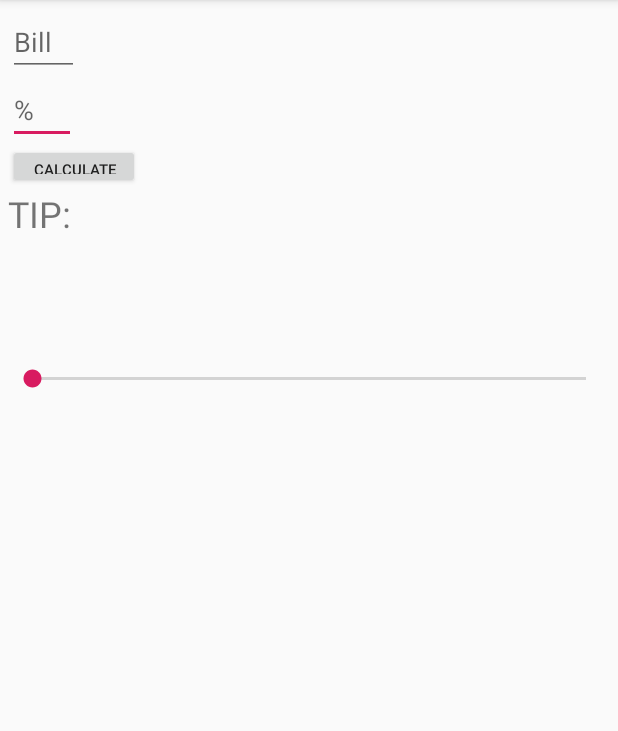
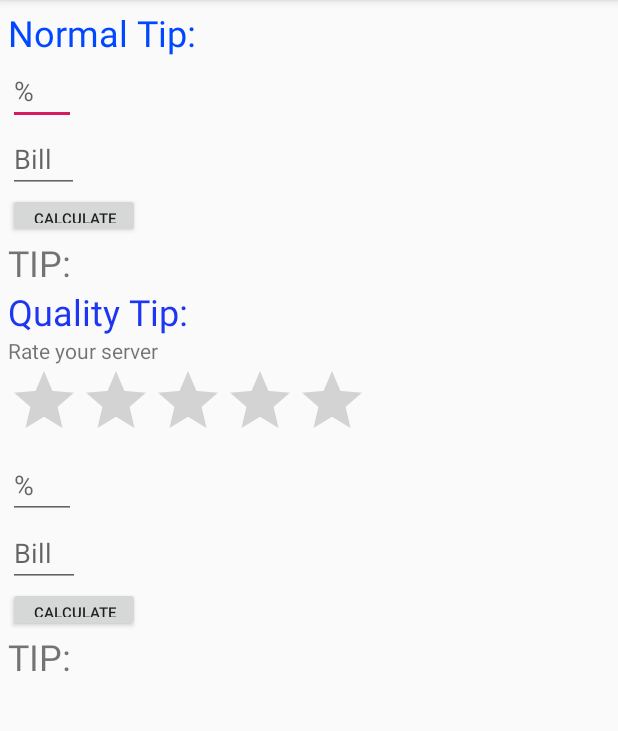
Before and after one commit to cameronchiu/MyTippApp2, an Android app: the screen it shows after launch (MainActivity), on a phone screen of 412 x 824 dp, the part 84-815 px from its top. Run offline under Robolectric (Android 15) with nearby library versions, the phone set to English and light mode, and no system bars.

Commit message:
All functional w/ display quirks

```diff
--- a/app/src/main/java/com/example/mytippapp2/MainActivity.java
+++ b/app/src/main/java/com/example/mytippapp2/MainActivity.java
@@ -5,6 +5,7 @@ import androidx.appcompat.app.AppCompatActivity;
 import android.os.Bundle;
 import android.view.View;
 import android.widget.EditText;
+import android.widget.RatingBar;
 import android.widget.TextView;
 
 import java.text.DecimalFormat;
@@ -33,4 +34,18 @@ public class MainActivity extends AppCompatActivity {
         textViewTipOutput.setText(""+df.format(tip));
 
     }
+
+    public void calculateQualityTip(View v){
+        TextView textViewTipOutput2 = (TextView)findViewById(R.id.textViewTipOutput2);
+        EditText bill2 = (EditText) findViewById(R.id.editText2);
+        EditText percentage2 = (EditText) findViewById(R.id.editTextPercentage2);
+        RatingBar ratingBar = (RatingBar) findViewById(R.id.ratingBar);
+
+        double Bill2 = Double.parseDouble(bill2.getText().toString());
+        double Percentage2 = Double.parseDouble(percentage2.getText().toString());
+        double tip = 0;
+        double extra = ratingBar.getRating();
+        tip = Percentage2*.01*Bill2+extra;
+        textViewTipOutput2.setText(""+df.format(tip));
+    }
 }
--- a/app/src/main/res/layout/activity_main.xml
+++ b/app/src/main/res/layout/activity_main.xml
@@ -10,11 +10,11 @@
 
     <GridLayout
         android:layout_width="match_parent"
-        android:layout_height="256dp"
+        android:layout_height="742dp"
         android:orientation="vertical">
 
         <EditText
-            android:id="@+id/editTextPercentage"
+            android:id="@+id/editTextPercentage2"
             android:layout_width="45dp"
             android:layout_height="wrap_content"
             android:layout_row="1"
@@ -24,10 +24,20 @@
             android:inputType="numberDecimal" />
 
         <EditText
+            android:id="@+id/editTextPercentage"
+            android:layout_width="45dp"
+            android:layout_height="wrap_content"
+            android:layout_row="8"
+            android:layout_column="0"
+            android:ems="10"
+            android:hint="%"
+            android:inputType="numberDecimal" />
+
+        <EditText
             android:id="@+id/editTextBill"
             android:layout_width="47dp"
             android:layout_height="wrap_content"
-            android:layout_row="0"
+            android:layout_row="2"
             android:layout_column="0"
             android:ems="10"
             android:hint="Bill"
@@ -37,7 +47,7 @@
             android:id="@+id/textViewTIP"
             android:layout_width="wrap_content"
             android:layout_height="wrap_content"
-            android:layout_row="3"
+            android:layout_row="4"
             android:layout_column="0"
             android:text="TIP:"
             android:textSize="24sp" />
@@ -46,26 +56,91 @@
             android:id="@+id/textViewTipOutput"
             android:layout_width="wrap_content"
             android:layout_height="wrap_content"
-            android:layout_row="3"
-            android:layout_column="1"
+            android:layout_row="4"
+            android:layout_column="0"
             android:textSize="24sp" />
 
         <Button
             android:id="@+id/buttonTip"
             android:layout_width="wrap_content"
             android:layout_height="30dp"
-            android:layout_row="2"
+            android:layout_row="3"
             android:layout_column="0"
             android:onClick="calculateTip"
             android:text="Calculate"
             android:textSize="10sp" />
 
-        <SeekBar
-            android:id="@+id/seekBar2"
-            android:layout_width="match_parent"
+        <RatingBar
+            android:id="@+id/ratingBar"
+            android:layout_width="wrap_content"
+            android:layout_height="wrap_content"
+            android:layout_row="7"
+            android:layout_column="0" />
+
+        <TextView
+            android:id="@+id/textView"
+            android:layout_width="wrap_content"
             android:layout_height="wrap_content"
             android:layout_row="5"
+            android:layout_column="0"
+            android:text="Quality Tip:"
+            android:textColor="#1C36F2"
+            android:textSize="24sp" />
+
+        <TextView
+            android:id="@+id/textView2"
+            android:layout_width="wrap_content"
+            android:layout_height="wrap_content"
+            android:layout_row="0"
+            android:layout_column="0"
+            android:text="Normal Tip:"
+            android:textColor="#0048FF"
+            android:textSize="24sp" />
+
+        <TextView
+            android:id="@+id/textView3"
+            android:layout_width="wrap_content"
+            android:layout_height="wrap_content"
+            android:layout_row="6"
+            android:layout_column="0"
+            android:text="Rate your server" />
+
+        <TextView
+            android:id="@+id/textViewTIP2"
+            android:layout_width="wrap_content"
+            android:layout_height="wrap_content"
+            android:layout_row="11"
+            android:layout_column="0"
+            android:text="TIP:"
+            android:textSize="24sp" />
+
+        <TextView
+            android:id="@+id/textViewTipOutput2"
+            android:layout_width="wrap_content"
+            android:layout_height="wrap_content"
+            android:layout_row="10"
             android:layout_column="0" />
+
+        <EditText
+            android:id="@+id/editText2"
+            android:layout_width="48dp"
+            android:layout_height="wrap_content"
+            android:layout_row="9"
+            android:layout_column="0"
+            android:ems="10"
+            android:hint="Bill"
+            android:inputType="numberDecimal" />
+
+        <Button
+            android:id="@+id/button"
+            android:layout_width="wrap_content"
+            android:layout_height="30dp"
+            android:layout_row="10"
+            android:layout_column="0"
+            android:text="CALCULATE"
+            android:textSize="10sp"
+            android:onClick="calculateQualityTip"/>
+
     </GridLayout>
 
 </LinearLayout>
```
